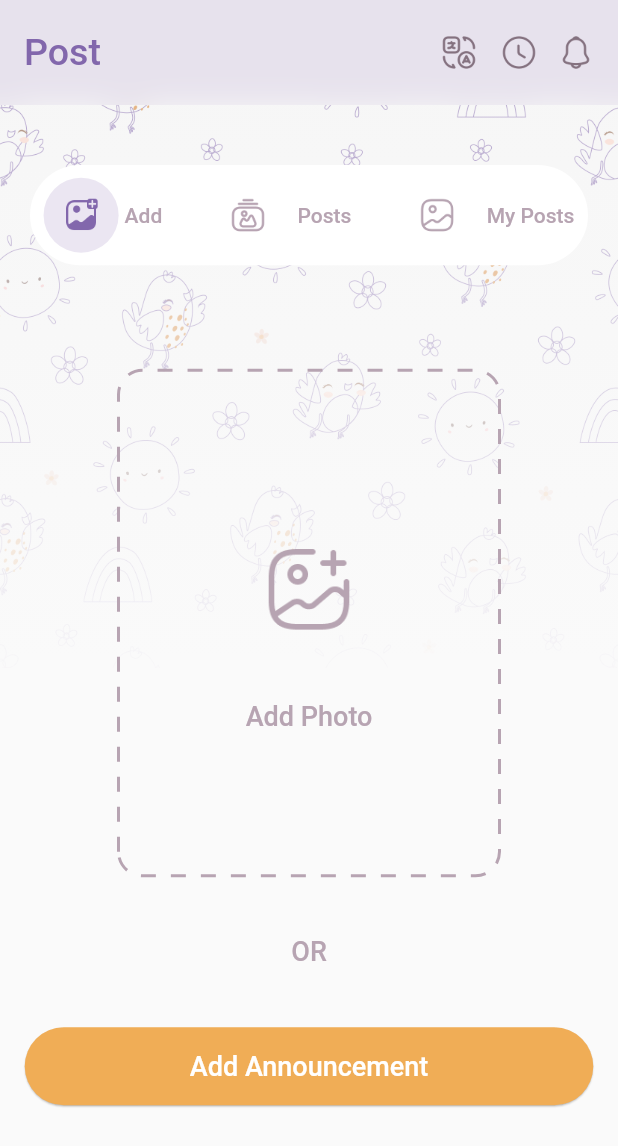
After one commit to saurabhLocgfx/kidseau, a Flutter app: the TPostsDashBoard screen opened directly, on a phone screen of 412 x 824 dp. The commit adds this screen. Shown: the top 1146 px of the screen. Run offline on Flutter 3.47's test engine with Material 2 defaults, Android fonts, the light colour scheme and no system bars; drawn by our look-alikes of dotted_border; our stand-ins replace flutter_calendar_carousel, flutter_screenutil, get, google_fonts, grouped_list.

Commit message:
07/11/22 Nikhil 4

```diff
--- /dev/null
+++ b/lib/TeachersPanel/TPostsScreen/TAddPostsScreen.dart
@@ -0,0 +1,59 @@
+import 'package:dotted_border/dotted_border.dart';
+import 'package:flutter/material.dart';
+import 'package:kidseau/Theme.dart';
+import 'package:kidseau/Widgets/buttons.dart';
+
+class TAddPostsScreen extends StatefulWidget {
+  const TAddPostsScreen({Key? key}) : super(key: key);
+
+  @override
+  State<TAddPostsScreen> createState() => _TAddPostsScreenState();
+}
+
+class _TAddPostsScreenState extends State<TAddPostsScreen> {
+  @override
+  Widget build(BuildContext context) {
+    return SingleChildScrollView(
+      child: Column(
+        children: [
+          SizedBox(height: 70),
+          DottedBorder(
+            borderType: BorderType.RRect,
+            radius: Radius.circular(16),
+            strokeWidth: 2,
+            color: Color(0xffB7A4B2),
+            dashPattern: [10, 10],
+            child: Container(
+              color: Colors.transparent,
+              width: 250,
+              height: 333,
+              child: Center(
+                child: Column(
+                  mainAxisAlignment: MainAxisAlignment.center,
+                  children: [
+                    Image.asset(
+                      'assets/images/add.png',
+                      width: 100,
+                    ),
+                    SizedBox(height: 24),
+                    Text('Add Photo', style: FontConstant.k18w500B7A4Text),
+                  ],
+                ),
+              ),
+            ),
+          ),
+          SizedBox(height: 40),
+          Text('OR', style: FontConstant.k18w500B7A4Text),
+          SizedBox(height: 40),
+          materialButton(
+            context,
+            () {},
+            'Add Announcement',
+            Color(0xFFF0AD56),
+            52.0,
+          ),
+        ],
+      ),
+    );
+  }
+}
--- a/lib/TeachersPanel/TPostsScreen/TPostsDashBoard.dart
+++ b/lib/TeachersPanel/TPostsScreen/TPostsDashBoard.dart
@@ -6,6 +6,8 @@ import 'package:flutter_screenutil/flutter_screenutil.dart';
 import 'package:kidseau/TeachersPanel/TNotificationScreen/TNotificationScreen.dart';
 import 'package:kidseau/TeachersPanel/TPostsScreen/TPostsScreen.dart';
 import 'package:kidseau/Theme.dart';
+
+import 'TAddPostsScreen.dart';
 
 class TPostsDashBoard extends StatefulWidget {
   const TPostsDashBoard({Key? key}) : super(key: key);
@@ -25,14 +27,13 @@ class _TPostsDashBoardState extends State<TPostsDashBoard> {
     super.dispose();
   }
 
-  PageController _pageController = PageController(
+  final PageController _pageController = PageController(
     initialPage: 0,
   );
   int pageIndex = 0;
   @override
   Widget build(BuildContext context) {
     return Scaffold(
-      extendBodyBehindAppBar: true,
       appBar: AppBar(
         toolbarHeight: 70.0,
         flexibleSpace: ClipRect(
@@ -49,20 +50,18 @@ class _TPostsDashBoardState extends State<TPostsDashBoard> {
           statusBarColor: ThemeColor.lightpurple.withOpacity(0.16),
         ),
         backgroundColor: Color(0xff8267AC).withOpacity(0.16),
-        title: Padding(
-          padding: const EdgeInsets.only(top: 15.0),
-          child: GestureDetector(
+        centerTitle: false,
+        title: GestureDetector(
           onTap: () {
-              Navigator.of(context).push(MaterialPageRoute(
-                  builder: (context) => TNotificationScreen()));
+            Navigator.of(context).push(
+                MaterialPageRoute(builder: (context) => TNotificationScreen()));
           },
           child: Text("Post",
               style: FontConstant.k32w5008267Text.copyWith(fontSize: 25)),
         ),
-        ),
         actions: [
           Padding(
-            padding: const EdgeInsets.only(right: 10.0, top: 15),
+            padding: const EdgeInsets.only(right: 10.0),
             child: Container(
               width: 124,
               child: Row(
@@ -89,9 +88,8 @@ class _TPostsDashBoardState extends State<TPostsDashBoard> {
           ),
         ],
       ),
-      body: Column(
+      body: Stack(
         children: [
-          Stack(children: [
           Container(
             height: 375,
             width: 414,
@@ -111,25 +109,29 @@ class _TPostsDashBoardState extends State<TPostsDashBoard> {
                   fit: BoxFit.cover),
             ),
           ),
+          Column(
+            children: [
               Padding(
-              padding: const EdgeInsets.only(top: 144.0),
+                padding: const EdgeInsets.only(top: 40.0),
                 child: PostsTab(),
               ),
-            PageView(
+              Expanded(
+                child: PageView(
                   controller: _pageController,
                   onPageChanged: (page) {
-                setState(
-                  () {
+                    setState(() {
                       pageIndex = page;
-                  },
-                );
+                    });
                   },
                   children: <Widget>[
+                    TAddPostsScreen(),
                     TPostsScreen(),
                     TPostsScreen(),
                   ],
                 ),
-          ]),
+              ),
+            ],
+          ),
         ],
       ),
     );
@@ -139,6 +141,7 @@ class _TPostsDashBoardState extends State<TPostsDashBoard> {
     return Container(
       height: 56.h,
       width: 372.w,
+      margin: EdgeInsets.symmetric(horizontal: 20),
       decoration: BoxDecoration(
         color: Colors.white,
         borderRadius: BorderRadius.circular(76),
@@ -148,15 +151,14 @@ class _TPostsDashBoardState extends State<TPostsDashBoard> {
         children: [
           GestureDetector(
             onTap: () {
-              selectedIndex = pageIndex;
-              _pageController.animateToPage(
+              selectedIndex = 0;
+              pageIndex = 0;
+              _pageController.jumpToPage(
                 pageIndex,
-                duration: Duration(milliseconds: 100),
-                curve: Curves.linear,
               );
-              pageIndex = 0;
             },
             child: Container(
+              color: Colors.transparent,
               child: Row(
                 children: [
                   Container(
@@ -169,14 +171,14 @@ class _TPostsDashBoardState extends State<TPostsDashBoard> {
                     child: Center(
                       child: Image.asset(
                           pageIndex == 0
-                              ? "assets/images/messageiconfill.png"
-                              : "assets/images/messageicon.png",
-                          height: 24),
+                              ? "assets/images/addFil.png"
+                              : "assets/images/add.png",
+                          height: pageIndex == 0 ? 24 : 40),
                     ),
                   ),
                   Padding(
                     padding: const EdgeInsets.only(left: 4.0),
-                    child: Text("Message",
+                    child: Text("Add",
                         style: FontConstant.k14w500B7A4Text.copyWith(
                             color: pageIndex == 1
                                 ? Color(0xff8267AC)
@@ -190,22 +192,17 @@ class _TPostsDashBoardState extends State<TPostsDashBoard> {
           GestureDetector(
             onTap: () {
               setState(() {
-                selectedIndex = pageIndex;
-                _pageController.animateToPage(
+                selectedIndex = 1;
+                pageIndex = 1;
+                _pageController.jumpToPage(
                   pageIndex,
-                  duration: Duration(milliseconds: 100),
-                  curve: Curves.linear,
                 );
-                pageIndex = 1;
               });
             },
+            child: Container(
+              color: Colors.transparent,
               child: Row(
                 children: [
-                Text("Teacher",
-                    style: FontConstant.k14w500B7A4Text.copyWith(
-                        color: pageIndex == 1
-                            ? Color(0xff8267AC)
-                            : Color(0xffB7A4B2))),
                   Padding(
                     padding: const EdgeInsets.only(left: 4.0),
                     child: Container(
@@ -213,8 +210,9 @@ class _TPostsDashBoardState extends State<TPostsDashBoard> {
                       width: 50,
                       decoration: BoxDecoration(
                           borderRadius: BorderRadius.circular(93),
-                        color:
-                            pageIndex == 1 ? Color(0xffEBE6F2) : Colors.white),
+                          color: pageIndex == 1
+                              ? Color(0xffEBE6F2)
+                              : Colors.white),
                       child: Center(
                         child: Image.asset(
                             pageIndex == 1
@@ -224,29 +222,31 @@ class _TPostsDashBoardState extends State<TPostsDashBoard> {
                       ),
                     ),
                   ),
+                  SizedBox(width: 8),
+                  Text("Posts",
+                      style: FontConstant.k14w500B7A4Text.copyWith(
+                          color: pageIndex == 1
+                              ? Color(0xff8267AC)
+                              : Color(0xffB7A4B2))),
                 ],
+              ),
             ),
           ),
           SizedBox(width: 10),
           GestureDetector(
             onTap: () {
               setState(() {
-                selectedIndex = pageIndex;
-                _pageController.animateToPage(
+                selectedIndex = 2;
+                pageIndex = 2;
+                _pageController.jumpToPage(
                   pageIndex,
-                  duration: Duration(milliseconds: 100),
-                  curve: Curves.linear,
                 );
-                pageIndex = 1;
               });
             },
+            child: Container(
+              color: Colors.transparent,
               child: Row(
                 children: [
-                Text("Teacher",
-                    style: FontConstant.k14w500B7A4Text.copyWith(
-                        color: pageIndex == 1
-                            ? Color(0xff8267AC)
-                            : Color(0xffB7A4B2))),
                   Padding(
                     padding: const EdgeInsets.only(left: 4.0),
                     child: Container(
@@ -254,18 +254,26 @@ class _TPostsDashBoardState extends State<TPostsDashBoard> {
                       width: 50,
                       decoration: BoxDecoration(
                           borderRadius: BorderRadius.circular(93),
-                        color:
-                            pageIndex == 1 ? Color(0xffEBE6F2) : Colors.white),
+                          color: pageIndex == 2
+                              ? Color(0xffEBE6F2)
+                              : Colors.white),
                       child: Center(
                         child: Image.asset(
-                          pageIndex == 1
-                              ? "assets/images/Teachericonfill.png"
-                              : "assets/images/Teachericon.png",
-                          height: 24),
+                            pageIndex == 2
+                                ? "assets/images/galFil.png"
+                                : "assets/images/gal.png",
+                            height: pageIndex == 2 ? 24 : 40),
                       ),
                     ),
                   ),
+                  SizedBox(width: 8),
+                  Text("My Posts",
+                      style: FontConstant.k14w500B7A4Text.copyWith(
+                          color: pageIndex == 2
+                              ? Color(0xff8267AC)
+                              : Color(0xffB7A4B2))),
                 ],
+              ),
             ),
           ),
         ],
--- a/lib/Theme.dart
+++ b/lib/Theme.dart
@@ -107,6 +107,8 @@ class FontConstant {
       fontWeight: FontWeight.w400, fontSize: 16, color: Color(0xff84717F));
   static TextStyle k12w400B7A4Text = GoogleFonts.balooDa2(
       fontWeight: FontWeight.w400, fontSize: 12, color: Color(0xffB7A4B2));
+  static TextStyle k18w500B7A4Text = GoogleFonts.balooDa2(
+      fontWeight: FontWeight.w500, fontSize: 18, color: Color(0xffB7A4B2));
   static TextStyle k12w4008267Text = GoogleFonts.balooDa2(
       fontWeight: FontWeight.w400, fontSize: 12, color: Color(0xff8267AC));
   static TextStyle k16w400331FText = GoogleFonts.balooDa2(
--- a/pubspec.yaml
+++ b/pubspec.yaml
@@ -45,7 +45,7 @@ dependencies:
   bottom_bar: ^2.0.2
   floating_bottom_navigation_bar: ^1.5.2
   custom_navigation_bar: ^0.8.2
-
+  dotted_border:
 
 
 dev_dependencies:
```
Also changed, not shown: lib/ParentsPanel/PDashBoard.dart (+21 -16 lines), lib/ParentsPanel/POnboardingScreens/POnboardingScreen.dart (+4 -6 lines), lib/ParentsPanel/POnboardingScreens/PSplashScreen.dart (+19 -8 lines), lib/ParentsPanel/POnboardingScreens/PStartScreen.dart (+13 -14 lines), lib/TeachersPanel/OnboardingScreens/TOnboardingScreen.dart (+4 -6 lines), lib/TeachersPanel/TDashboard.dart (+29 -15 lines), lib/TeachersPanel/TPostsScreen/TPostsScreen.dart (+8 -92 lines), assets/images/add.png (added), assets/images/addFil.png (added), assets/images/gal.png (added), assets/images/galFil.png (added), pubspec.lock. Lines whose indentation alone changed are shown as unchanged.
